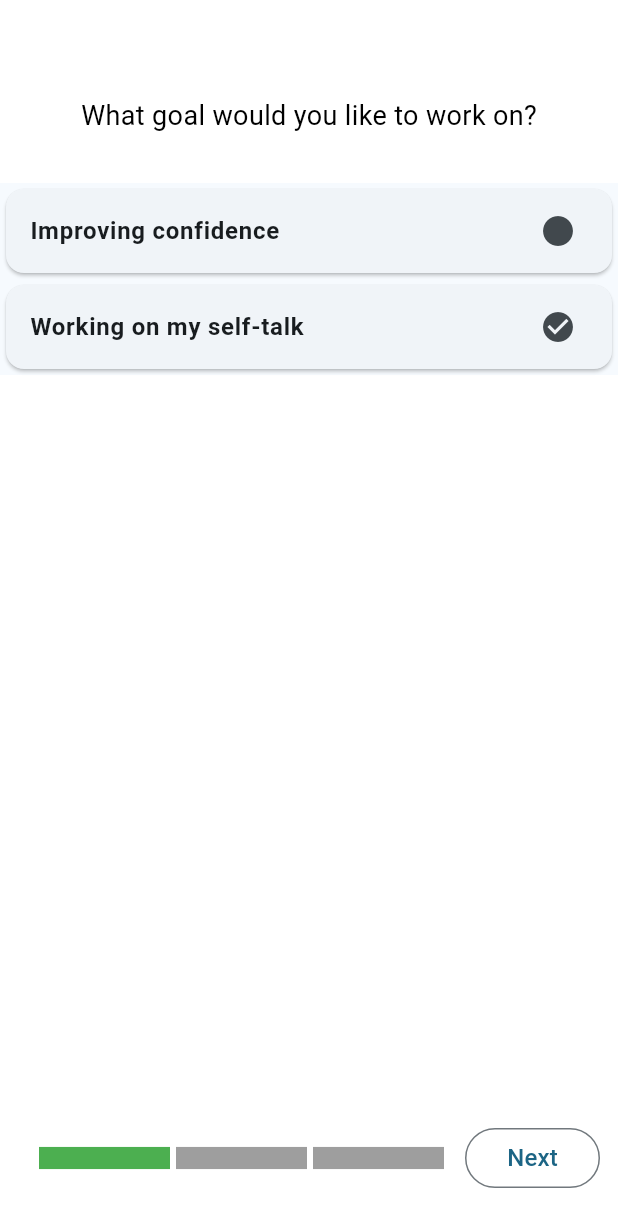
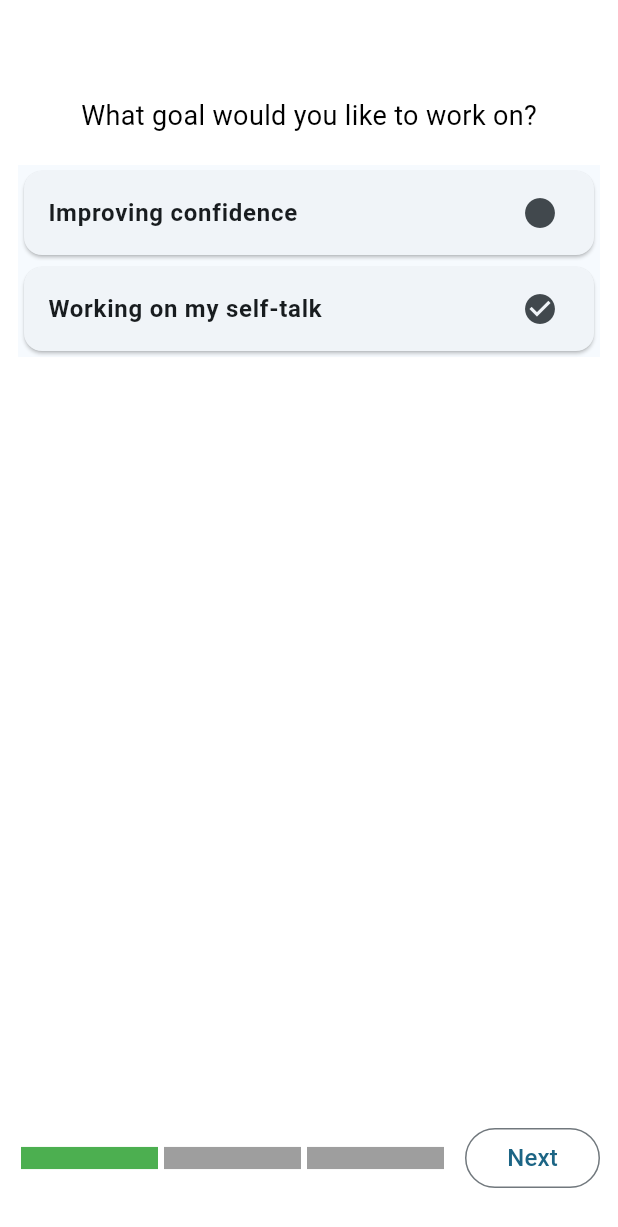
Before and after one commit to lucampor/stepping_stones, a Flutter app: the screen it shows after launch, after a tap on "Working on my self-talk", on a phone screen of 412 x 824 dp. Shown: the top 1227 px of the screen. Run offline on Flutter 3.47's test engine with Material 2 defaults, Android fonts, the phone set to English and light mode, and no system bars; drawn by our look-alikes of step_progress_indicator.

```diff
--- a/lib/main.dart
+++ b/lib/main.dart
@@ -22,7 +22,7 @@ class MyApp extends StatelessWidget {
         colorScheme: ColorScheme.fromSeed(seedColor: Colors.lightBlueAccent),
         useMaterial3: true,
       ),
-      home: SelectGoal(), //const GoalPage(), const JournalPage("Improving confidence"),
+      home: const SelectGoal(false), //const GoalPage(), const JournalPage("Improving confidence"),
     );
   }
 }
--- a/lib/tutorial/select_goal.dart
+++ b/lib/tutorial/select_goal.dart
@@ -1,8 +1,11 @@
 import 'package:step_progress_indicator/step_progress_indicator.dart';
 import 'package:flutter/material.dart';
+import 'package:stepping_stones/tutorial/select_stones.dart';
 
 class SelectGoal extends StatefulWidget {
-  bool isSelected = false;
+  const SelectGoal(this.isSelected, {super.key});
+
+  final bool isSelected;
 
   @override
   State<SelectGoal> createState() => _SelectGoalState();
@@ -10,7 +13,7 @@ class SelectGoal extends StatefulWidget {
 
 
 class _SelectGoalState extends State<SelectGoal> {
-  late bool _isSelected;
+  late bool _isSelected = false;
 
   @override
   void initState() {
@@ -21,7 +24,7 @@ class _SelectGoalState extends State<SelectGoal> {
   @override
   Widget build(BuildContext context) {
     var appBar = AppBar(
-        backgroundColor: Colors.lightBlue,//Theme.of(context).colorScheme.primary,
+        backgroundColor: Color(0xFFFFFFFF),//Theme.of(context).colorScheme.primary,
         toolbarHeight: 70,
         centerTitle: true,
 
@@ -40,7 +43,9 @@ class _SelectGoalState extends State<SelectGoal> {
       width: 90,
       height: 40,
       child: OutlinedButton(
-        onPressed: (){print("test");},
+        onPressed: (){
+          Navigator.push(context, MaterialPageRoute(builder: (context) => const SelectStones()));
+        },
         child: const Center(
           child: Text("Next",
             style: TextStyle(
@@ -54,8 +59,8 @@ class _SelectGoalState extends State<SelectGoal> {
 
     var descriptiveText =
       Padding(
-              padding: const EdgeInsets.fromLTRB(0, 64, 0, 32),
-              child: const Center(child: Text(
+        padding: const EdgeInsets.fromLTRB(0, 32, 0, 20),
+        child: const Center(child: Text(
         "What goal would you like to work on?",
         style: TextStyle(
           fontSize: 18,
@@ -64,7 +69,7 @@ class _SelectGoalState extends State<SelectGoal> {
     )));
 
     var progressBar = Padding(
-      padding: const EdgeInsets.fromLTRB(12, 0, 12, 0),
+      padding: const EdgeInsets.fromLTRB(0, 0, 12, 0),
       child: StepProgressIndicator(
         totalSteps: 3,
         currentStep: 1,
@@ -73,16 +78,20 @@ class _SelectGoalState extends State<SelectGoal> {
         unselectedColor: Colors.black38,
     ));
 
-    var progressAndProceed = Padding(
-              padding: const EdgeInsets.fromLTRB(12, 0, 12, 32),
-              child: Row(
+    var progressAndProceed = Row(
       children: <Widget>[
           Expanded(child: progressBar),
           nextButton,
       ]
-    ));
+    );
 
     return
+    Scaffold(
+      backgroundColor: Color(0xFFFFFFFF),
+      body:
+    Padding(
+      padding: const EdgeInsets.fromLTRB(12, 32, 12, 32),
+    child:
     Scaffold(
       backgroundColor: Color(0xFFFFFFFF),
       body: Column(
@@ -105,28 +114,26 @@ class _SelectGoalState extends State<SelectGoal> {
               'Improving confidence',
               style: TextStyle(fontWeight: FontWeight.bold),
             ),
-            // subtitle: Text('Membuat pembayaran untuk diri sendiri'),
-            trailing: _isSelected ? const Icon(Icons.check_circle) : const Icon(Icons.circle),
+            trailing: !_isSelected ? const Icon(Icons.check_circle) : const Icon(Icons.circle),
           )),
         )),
         Material(
           child: InkWell(
           onTap: () {
             setState(() {
-              _isSelected = false;
+              _isSelected = true;
             });
           },
           child: Card(
             child: ListTile(
               title: Text('Working on my self-talk', style: TextStyle(fontWeight: FontWeight.bold)),
-              // subtitle: Text('Membuat pembayaran untuk organisasi'),
-              trailing: !_isSelected ? const Icon(Icons.check_circle) : const Icon(Icons.circle),
+              trailing: _isSelected ? const Icon(Icons.check_circle) : const Icon(Icons.circle),
             ),
           ),
         ))]),
         progressAndProceed
       ],
     )
-    );
+    )));
   }
 }
```
Also changed, not shown: lib/tutorial/disclaimer.dart (+99 -15 lines), lib/tutorial/select_stones.dart (+86 -65 lines).
